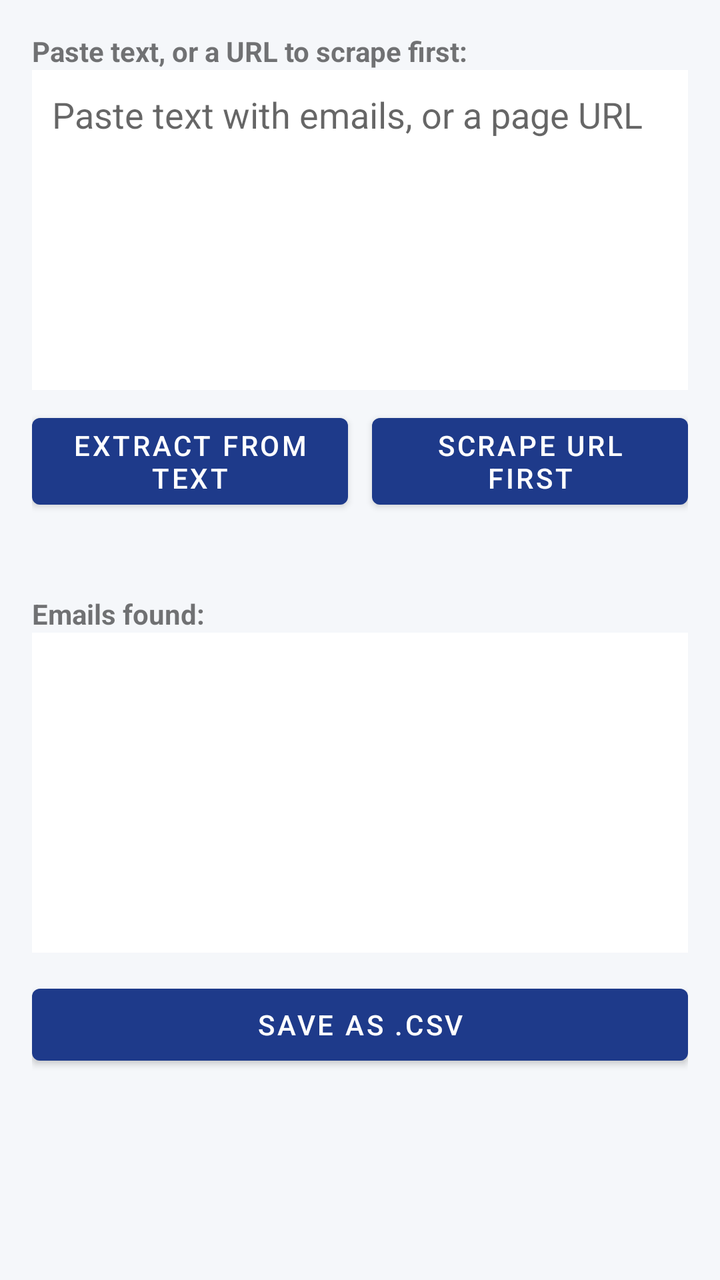
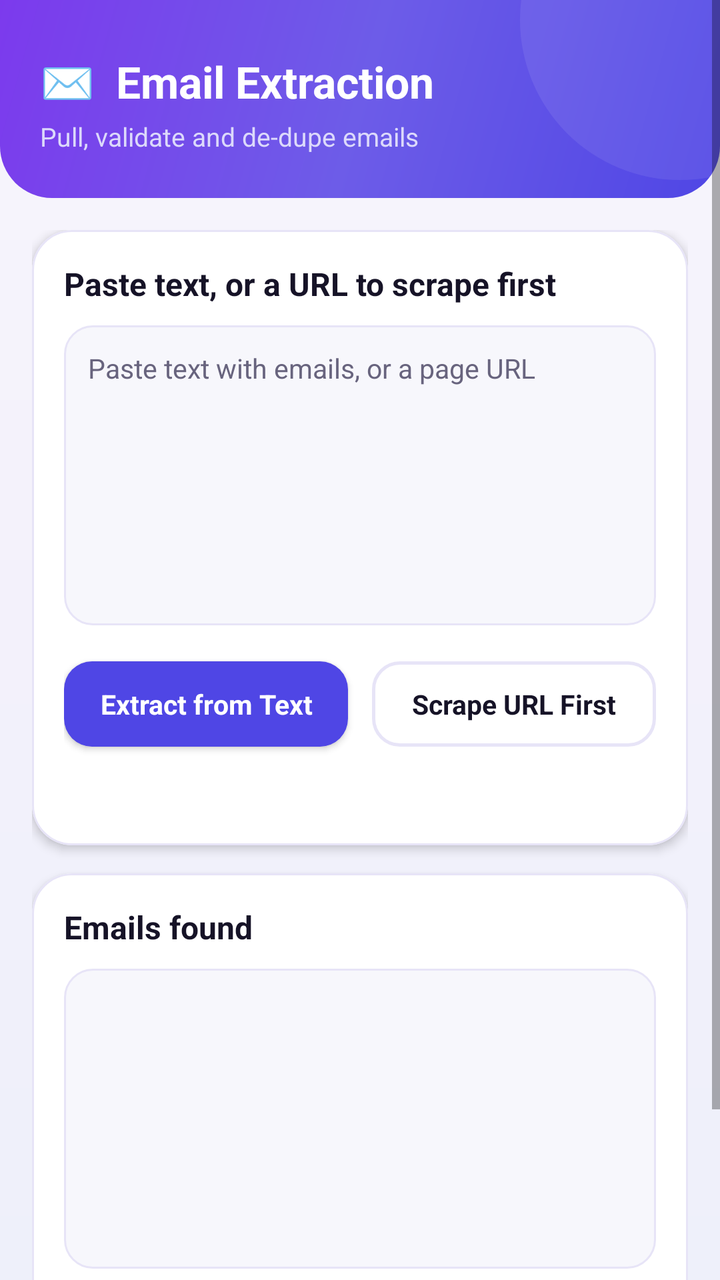

The first picture is an Android layout as it rendered before a commit; the second is the same layout after the commit. The layout source and the unified diff follow.
<!-- AndroidManifest.xml: application theme Theme.DataToolkit -->
<!-- res/layout/activity_email_extraction.xml -->
<?xml version="1.0" encoding="utf-8"?>
<ScrollView xmlns:android="http://schemas.android.com/apk/res/android"
    android:layout_width="match_parent"
    android:layout_height="match_parent"
    android:background="@color/background">

    <LinearLayout
        android:layout_width="match_parent"
        android:layout_height="wrap_content"
        android:orientation="vertical"
        android:padding="16dp">

        <TextView android:layout_width="wrap_content" android:layout_height="wrap_content"
            android:text="Paste text, or a URL to scrape first:" android:textStyle="bold" />

        <EditText
            android:id="@+id/etInput"
            android:layout_width="match_parent"
            android:layout_height="160dp"
            android:background="@color/surface"
            android:gravity="top|start"
            android:hint="Paste text with emails, or a page URL"
            android:inputType="textMultiLine"
            android:padding="10dp" />

        <LinearLayout android:layout_width="match_parent" android:layout_height="wrap_content" android:orientation="horizontal" android:layout_marginTop="8dp">
            <com.google.android.material.button.MaterialButton
                android:id="@+id/btnExtractFromText"
                android:layout_width="0dp" android:layout_height="wrap_content" android:layout_weight="1"
                android:layout_marginEnd="6dp" android:text="Extract from Text" />
            <com.google.android.material.button.MaterialButton
                android:id="@+id/btnExtractFromUrl"
                android:layout_width="0dp" android:layout_height="wrap_content" android:layout_weight="1"
                android:layout_marginStart="6dp" android:text="Scrape URL First" />
        </LinearLayout>

        <TextView android:id="@+id/tvStatus" android:layout_width="match_parent" android:layout_height="wrap_content"
            android:layout_marginTop="10dp" android:textColor="@color/text_secondary" />

        <TextView android:layout_width="wrap_content" android:layout_height="wrap_content"
            android:layout_marginTop="10dp" android:text="Emails found:" android:textStyle="bold" />
        <EditText
            android:id="@+id/etEmails"
            android:layout_width="match_parent"
            android:layout_height="160dp"
            android:background="@color/surface"
            android:gravity="top|start"
            android:inputType="textMultiLine"
            android:padding="10dp" />

        <com.google.android.material.button.MaterialButton
            android:id="@+id/btnSaveCsv"
            android:layout_width="match_parent"
            android:layout_height="wrap_content"
            android:layout_marginTop="12dp"
            android:text="Save as .csv" />

    </LinearLayout>
</ScrollView>
<!-- resources referenced by this layout -->
<resources>
  <color name="background">#F5F7FA</color>
  <color name="text_secondary">#6B7280</color>
  <style name="Theme.DataToolkit" parent="Theme.MaterialComponents.DayNight.NoActionBar">
          <item name="colorPrimary">@color/primary</item>
          <item name="colorPrimaryDark">@color/primary_dark</item>
          <item name="colorAccent">@color/accent</item>
          <item name="android:windowBackground">@color/background</item>
          <item name="android:statusBarColor">@color/primary_dark</item>
      </style>
  <color name="primary">#1E3A8A</color>
  <color name="primary_dark">#152A63</color>
  <!-- unchanged entries left out for length: 2 -->
</resources>

<!-- the commit's change to res/layout/activity_email_extraction.xml (unified diff, before → after) -->
@@ -2,58 +2,93 @@
 <ScrollView xmlns:android="http://schemas.android.com/apk/res/android"
     android:layout_width="match_parent"
     android:layout_height="match_parent"
-    android:background="@color/background">
+    android:clipToPadding="false">
 
     <LinearLayout
         android:layout_width="match_parent"
         android:layout_height="wrap_content"
-        android:orientation="vertical"
-        android:padding="16dp">
+        android:orientation="vertical">
 
-        <TextView android:layout_width="wrap_content" android:layout_height="wrap_content"
-            android:text="Paste text, or a URL to scrape first:" android:textStyle="bold" />
-
-        <EditText
-            android:id="@+id/etInput"
-            android:layout_width="match_parent"
-            android:layout_height="160dp"
-            android:background="@color/surface"
-            android:gravity="top|start"
-            android:hint="Paste text with emails, or a page URL"
-            android:inputType="textMultiLine"
-            android:padding="10dp" />
-
-        <LinearLayout android:layout_width="match_parent" android:layout_height="wrap_content" android:orientation="horizontal" android:layout_marginTop="8dp">
-            <com.google.android.material.button.MaterialButton
-                android:id="@+id/btnExtractFromText"
-                android:layout_width="0dp" android:layout_height="wrap_content" android:layout_weight="1"
-                android:layout_marginEnd="6dp" android:text="Extract from Text" />
-            <com.google.android.material.button.MaterialButton
-                android:id="@+id/btnExtractFromUrl"
-                android:layout_width="0dp" android:layout_height="wrap_content" android:layout_weight="1"
-                android:layout_marginStart="6dp" android:text="Scrape URL First" />
-        </LinearLayout>
-
-        <TextView android:id="@+id/tvStatus" android:layout_width="match_parent" android:layout_height="wrap_content"
-            android:layout_marginTop="10dp" android:textColor="@color/text_secondary" />
-
-        <TextView android:layout_width="wrap_content" android:layout_height="wrap_content"
-            android:layout_marginTop="10dp" android:text="Emails found:" android:textStyle="bold" />
-        <EditText
-            android:id="@+id/etEmails"
-            android:layout_width="match_parent"
-            android:layout_height="160dp"
-            android:background="@color/surface"
-            android:gravity="top|start"
-            android:inputType="textMultiLine"
-            android:padding="10dp" />
-
-        <com.google.android.material.button.MaterialButton
-            android:id="@+id/btnSaveCsv"
+        <FrameLayout
             android:layout_width="match_parent"
             android:layout_height="wrap_content"
-            android:layout_marginTop="12dp"
-            android:text="Save as .csv" />
+            android:background="@drawable/bg_header_flat"
+            android:paddingStart="20dp" android:paddingEnd="20dp"
+            android:paddingTop="26dp" android:paddingBottom="22dp">
+            <LinearLayout android:layout_width="match_parent" android:layout_height="wrap_content" android:orientation="vertical">
+                <TextView android:layout_width="wrap_content" android:layout_height="wrap_content"
+                    android:text="✉️  Email Extraction" android:textColor="@color/text_on_primary" android:textSize="22sp" android:textStyle="bold" />
+                <TextView android:layout_width="wrap_content" android:layout_height="wrap_content" android:layout_marginTop="4dp"
+                    android:text="Pull, validate and de-dupe emails" android:textColor="@color/text_on_primary_muted" android:textSize="13sp" />
+            </LinearLayout>
+        </FrameLayout>
 
+        <LinearLayout
+            android:layout_width="match_parent"
+            android:layout_height="wrap_content"
+            android:orientation="vertical"
+            android:padding="16dp">
+
+            <com.google.android.material.card.MaterialCardView style="@style/Widget.App.Card" android:layout_width="match_parent" android:layout_height="wrap_content" android:layout_marginBottom="14dp">
+                <LinearLayout android:layout_width="match_parent" android:layout_height="wrap_content" android:orientation="vertical">
+                    <TextView android:layout_width="wrap_content" android:layout_height="wrap_content"
+                        android:text="Paste text, or a URL to scrape first" android:textAppearance="@style/TextAppearance.App.SectionTitle" />
+
+                    <EditText
+                        android:id="@+id/etInput"
+                        android:layout_width="match_parent"
+                        android:layout_height="150dp"
+                        android:layout_marginTop="10dp"
+                        android:background="@drawable/bg_input_field_focused"
+                        android:gravity="top|start"
+                        android:hint="Paste text with emails, or a page URL"
+                        android:textColorHint="@color/text_secondary"
+                        android:textSize="13.5sp"
+                        android:inputType="textMultiLine" />
+
+                    <LinearLayout android:layout_width="match_parent" android:layout_height="wrap_content" android:orientation="horizontal" android:layout_marginTop="12dp">
+                        <com.google.android.material.button.MaterialButton
+                            android:id="@+id/btnExtractFromText"
+                            style="@style/Widget.App.Button.Compact"
+                            android:layout_width="0dp" android:layout_height="wrap_content" android:layout_weight="1"
+                            android:layout_marginEnd="6dp" android:text="Extract from Text" />
+                        <com.google.android.material.button.MaterialButton
+                            android:id="@+id/btnExtractFromUrl"
+                            style="@style/Widget.App.Button.Compact.Outlined"
+                            android:layout_width="0dp" android:layout_height="wrap_content" android:layout_weight="1"
+                            android:layout_marginStart="6dp" android:text="Scrape URL First" />
+                    </LinearLayout>
+
+                    <TextView android:id="@+id/tvStatus" android:layout_width="match_parent" android:layout_height="wrap_content"
+                        android:layout_marginTop="10dp" android:textColor="@color/text_secondary" android:textSize="12.5sp" />
+                </LinearLayout>
+            </com.google.android.material.card.MaterialCardView>
+
+            <com.google.android.material.card.MaterialCardView style="@style/Widget.App.Card" android:layout_width="match_parent" android:layout_height="wrap_content">
+                <LinearLayout android:layout_width="match_parent" android:layout_height="wrap_content" android:orientation="vertical">
+                    <TextView android:layout_width="wrap_content" android:layout_height="wrap_content"
+                        android:text="Emails found" android:textAppearance="@style/TextAppearance.App.SectionTitle" />
+                    <EditText
+                        android:id="@+id/etEmails"
+                        android:layout_width="match_parent"
+                        android:layout_height="150dp"
+                        android:layout_marginTop="10dp"
+                        android:background="@drawable/bg_input_field_focused"
+                        android:gravity="top|start"
+                        android:fontFamily="monospace"
+                        android:textSize="12.5sp"
+                        android:inputType="textMultiLine" />
+
+                    <com.google.android.material.button.MaterialButton
+                        android:id="@+id/btnSaveCsv"
+                        style="@style/Widget.App.Button.Outlined"
+                        android:layout_width="match_parent"
+                        android:layout_height="wrap_content"
+                        android:layout_marginTop="12dp"
+                        android:text="💾  Save As… (.csv)" />
+                </LinearLayout>
+            </com.google.android.material.card.MaterialCardView>
+
+        </LinearLayout>
     </LinearLayout>
 </ScrollView>
<!-- resource entries referenced after the edit -->
@@ -1,16 +1,140 @@
 <!-- resources referenced by this layout -->
 <resources>
-  <color name="background">#F5F7FA</color>
-  <color name="text_secondary">#6B7280</color>
+  <color name="text_on_primary">#FFFFFF</color>
+  <color name="text_on_primary_muted">#DCD9FB</color>
+  <color name="background">#F3F1FB</color>
+  <color name="ripple_on_primary">#33FFFFFF</color>
+  <color name="text_secondary">#68647E</color>
+  <!-- drawable bg_header_flat (drawable) -->
+  <?xml version="1.0" encoding="utf-8"?>
+  <layer-list xmlns:android="http://schemas.android.com/apk/res/android">
+      <item>
+          <shape android:shape="rectangle">
+              <corners android:bottomLeftRadius="26dp" android:bottomRightRadius="26dp" />
+              <gradient
+                  android:type="linear"
+                  android:angle="135"
+                  android:startColor="@color/gradient_start"
+                  android:centerColor="@color/gradient_mid"
+                  android:endColor="@color/gradient_end" />
+          </shape>
+      </item>
+      <item android:gravity="top|end" android:width="160dp" android:height="160dp" android:top="-70dp" android:end="-60dp">
+          <shape android:shape="oval">
+              <solid android:color="#14FFFFFF" />
+          </shape>
+      </item>
+  </layer-list>
+  <!-- drawable bg_input_field_focused (drawable) -->
+  <?xml version="1.0" encoding="utf-8"?>
+  <selector xmlns:android="http://schemas.android.com/apk/res/android">
+      <item android:state_focused="true">
+          <shape android:shape="rectangle">
+              <solid android:color="@color/surface" />
+              <stroke android:width="1.5dp" android:color="@color/primary" />
+              <corners android:radius="14dp" />
+              <padding android:left="12dp" android:top="12dp" android:right="12dp" android:bottom="12dp" />
+          </shape>
+      </item>
+      <item>
+          <shape android:shape="rectangle">
+              <solid android:color="@color/surface_muted" />
+              <stroke android:width="1dp" android:color="@color/stroke" />
+              <corners android:radius="14dp" />
+              <padding android:left="12dp" android:top="12dp" android:right="12dp" android:bottom="12dp" />
+          </shape>
+      </item>
+  </selector>
+  <style name="TextAppearance.App.SectionTitle">
+          <item name="android:textColor">@color/text_primary</item>
+          <item name="android:textStyle">bold</item>
+          <item name="android:textSize">16sp</item>
+      </style>
+  <style name="Widget.App.Button.Compact" parent="Widget.App.Button.Primary">
+          <item name="android:textSize">13.5sp</item>
+          <item name="android:paddingTop">12dp</item>
+          <item name="android:paddingBottom">12dp</item>
+          <item name="cornerRadius">14dp</item>
+      </style>
+  <style name="Widget.App.Button.Compact.Outlined" parent="Widget.App.Button.Outlined">
+          <item name="android:textSize">13.5sp</item>
+          <item name="android:paddingTop">12dp</item>
+          <item name="android:paddingBottom">12dp</item>
+          <item name="cornerRadius">14dp</item>
+      </style>
+  <style name="Widget.App.Button.Outlined" parent="Widget.MaterialComponents.Button.OutlinedButton">
+          <item name="strokeColor">@color/stroke</item>
+          <item name="strokeWidth">1.5dp</item>
+          <item name="cornerRadius">16dp</item>
+          <item name="android:textColor">@color/text_primary</item>
+          <item name="android:textAllCaps">false</item>
+          <item name="android:textStyle">bold</item>
+          <item name="android:textSize">15sp</item>
+          <item name="android:paddingTop">14dp</item>
+          <item name="android:paddingBottom">14dp</item>
+          <item name="rippleColor">@color/icon_chip_bg</item>
+          <item name="android:paddingStart">18dp</item>
+          <item name="android:paddingEnd">18dp</item>
+      </style>
+  <style name="Widget.App.Card" parent="Widget.MaterialComponents.CardView">
+          <item name="cardCornerRadius">20dp</item>
+          <item name="cardElevation">3dp</item>
+          <item name="cardBackgroundColor">@color/surface</item>
+          <item name="strokeColor">@color/stroke</item>
+          <item name="strokeWidth">1dp</item>
+          <item name="contentPadding">16dp</item>
+          <item name="rippleColor">@color/icon_chip_bg</item>
+      </style>
   <style name="Theme.DataToolkit" parent="Theme.MaterialComponents.DayNight.NoActionBar">
           <item name="colorPrimary">@color/primary</item>
           <item name="colorPrimaryDark">@color/primary_dark</item>
+          <item name="colorPrimaryVariant">@color/secondary</item>
           <item name="colorAccent">@color/accent</item>
-          <item name="android:windowBackground">@color/background</item>
-          <item name="android:statusBarColor">@color/primary_dark</item>
+          <item name="colorSecondary">@color/secondary</item>
+          <item name="colorOnPrimary">@color/text_on_primary</item>
+          <item name="android:windowBackground">@drawable/bg_app_gradient</item>
+          <item name="android:statusBarColor">@color/gradient_start</item>
+          <item name="android:navigationBarColor">@color/background</item>
+          <item name="android:windowLightStatusBar" tools:targetApi="23">false</item>
+          <item name="materialButtonStyle">@style/Widget.App.Button.Primary</item>
+          <item name="android:fontFamily">sans-serif</item>
       </style>
-  <color name="primary">#1E3A8A</color>
-  <color name="primary_dark">#152A63</color>
+  <color name="gradient_start">#4F46E5</color>
+  <color name="gradient_mid">#6D5CE8</color>
+  <color name="gradient_end">#7C3AED</color>
+  <color name="primary">#4F46E5</color>
+  <color name="surface_muted">#F7F7FC</color>
+  <color name="stroke">#E7E4F7</color>
+  <color name="text_primary">#161327</color>
+  <style name="Widget.App.Button.Primary" parent="Widget.MaterialComponents.Button">
+          <item name="backgroundTint">@color/primary</item>
+          <item name="cornerRadius">16dp</item>
+          <item name="android:textAllCaps">false</item>
+          <item name="android:textStyle">bold</item>
+          <item name="android:textSize">15sp</item>
+          <item name="android:letterSpacing">0</item>
+          <item name="android:paddingTop">14dp</item>
+          <item name="android:paddingBottom">14dp</item>
+          <item name="rippleColor">@color/ripple_on_primary</item>
+          <item name="elevation">2dp</item>
+      </style>
+  <color name="icon_chip_bg">#EDE9FE</color>
+  <color name="primary_dark">#3730A3</color>
+  <color name="secondary">#7C3AED</color>
+  <!-- drawable bg_app_gradient (drawable) -->
+  <?xml version="1.0" encoding="utf-8"?>
+  <layer-list xmlns:android="http://schemas.android.com/apk/res/android">
+      <item>
+          <shape android:shape="rectangle">
+              <gradient
+                  android:type="linear"
+                  android:angle="90"
+                  android:startColor="#EEF0FA"
+                  android:centerColor="#F3F1FB"
+                  android:endColor="#F7F5FC" />
+          </shape>
+      </item>
+  </layer-list>
   <!-- unchanged entries left out for length: 2 -->
 </resources>
 
